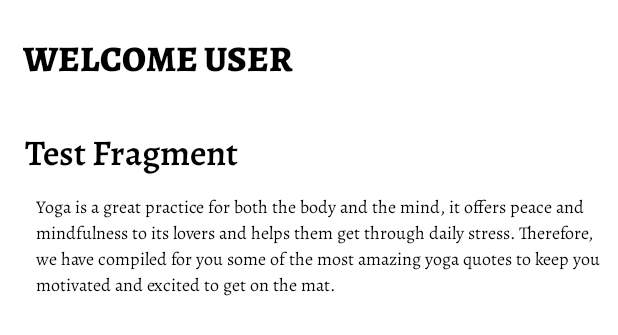
After one commit to omkar273/DigiYoga, an Android app: the layout fragment_test.xml on its own in the app's theme, with its tools: preview values and no code run, on a phone screen of 412 x 824 dp. The commit adds this screen. Shown: the top 335 px of the screen. Run offline under Robolectric (Android 15) with nearby library versions, the phone set to English and light mode, and no system bars.

Commit message:
added test fragment
Signed-off-by: omkar sonawane <omkarsonawane62@gmail.com>

```diff
--- a/app/src/main/java/desno/hackathon/omkar/digiyoga/ProfileFragment.java
+++ b/app/src/main/java/desno/hackathon/omkar/digiyoga/ProfileFragment.java
@@ -35,6 +35,12 @@ public class ProfileFragment extends Fragment {
         // Inflate the layout for this fragment
         View view = inflater.inflate(R.layout.fragment_profile, container, false);
 
+        profile_image = view.findViewById(R.id.profile_image);
+        user_display_name = view.findViewById(R.id.user_display_name);
+        user_mobile_number = view.findViewById(R.id.user_mobile_number);
+        user_email_id = view.findViewById(R.id.user_email_id);
+        user_dob = view.findViewById(R.id.user_dob);
+
         return view;
     }
 
--- /dev/null
+++ b/app/src/main/res/layout/fragment_test.xml
@@ -0,0 +1,113 @@
+<?xml version="1.0" encoding="utf-8"?>
+<androidx.constraintlayout.widget.ConstraintLayout xmlns:android="http://schemas.android.com/apk/res/android"
+    xmlns:app="http://schemas.android.com/apk/res-auto"
+    xmlns:tools="http://schemas.android.com/tools"
+    android:layout_width="match_parent"
+    android:layout_height="match_parent"
+    tools:context=".TestFragment">
+
+    <androidx.constraintlayout.widget.ConstraintLayout
+        android:id="@+id/constraintLayout"
+        android:layout_width="match_parent"
+        android:layout_height="match_parent"
+        android:layout_marginBottom="@dimen/_56sdp"
+        app:layout_constraintEnd_toEndOf="parent"
+        app:layout_constraintStart_toStartOf="parent"
+        app:layout_constraintTop_toTopOf="parent">
+
+        <TextView
+            android:id="@+id/greeting_text"
+            android:layout_width="match_parent"
+            android:layout_height="wrap_content"
+            android:layout_alignParentLeft="true"
+            android:layout_alignParentTop="true"
+            android:layout_marginStart="15dp"
+            android:layout_marginTop="23dp"
+            android:layout_marginBottom="4dp"
+            android:fontFamily="@font/alegreya_extrabold"
+            android:gravity="clip_vertical|start|top"
+            android:lineSpacingExtra="1sp"
+            android:text="WELCOME USER"
+            android:textColor="#000000"
+            android:textSize="24sp"
+            android:translationY="-0.48sp"
+            app:layout_constraintBottom_toTopOf="@+id/scrollView3"
+            app:layout_constraintEnd_toEndOf="parent"
+            app:layout_constraintHorizontal_bias="0.0"
+            app:layout_constraintStart_toStartOf="parent"
+            app:layout_constraintTop_toTopOf="parent" />
+
+        <ScrollView
+            android:id="@+id/scrollView3"
+            android:layout_width="match_parent"
+            android:layout_height="0dp"
+            android:layout_marginStart="1dp"
+            android:layout_marginTop="@dimen/_25sdp"
+            android:layout_marginEnd="1dp"
+            android:layout_marginBottom="1dp"
+            app:layout_constraintBottom_toBottomOf="parent"
+            app:layout_constraintEnd_toEndOf="parent"
+            app:layout_constraintStart_toStartOf="parent"
+            app:layout_constraintTop_toBottomOf="@+id/greeting_text">
+
+            <LinearLayout
+                android:layout_width="match_parent"
+                android:layout_height="0dp"
+                android:orientation="vertical">
+
+                <TextView
+
+                    android:layout_width="match_parent"
+                    android:layout_height="wrap_content"
+                    android:layout_alignParentLeft="true"
+                    android:layout_alignParentTop="true"
+                    android:layout_marginStart="15dp"
+                    android:layout_marginBottom="4dp"
+                    android:fontFamily="@font/alegreya_semibold"
+                    android:gravity="clip_vertical|start|top"
+                    android:lineSpacingExtra="1sp"
+                    android:text="Test Fragment"
+                    android:textColor="#000000"
+                    android:textSize="24sp"
+                    android:translationY="-0.48sp"
+                    app:layout_constraintBottom_toTopOf="@+id/scrollView3"
+                    app:layout_constraintEnd_toEndOf="parent"
+                    app:layout_constraintHorizontal_bias="0.0"
+                    app:layout_constraintStart_toStartOf="parent"
+                    app:layout_constraintTop_toTopOf="parent" />
+
+                <TextView
+                    android:id="@+id/yoga_quote"
+                    android:layout_width="match_parent"
+                    android:layout_height="wrap_content"
+                    android:layout_alignParentLeft="true"
+                    android:layout_alignParentTop="true"
+                    android:layout_marginStart="15dp"
+                    android:layout_marginBottom="4dp"
+                    android:fontFamily="@font/alegreya_regular"
+                    android:gravity="clip_vertical|start|top"
+                    android:lineSpacingExtra="1sp"
+                    android:padding="@dimen/_7sdp"
+                    android:text="@string/welcome_text_description"
+                    android:textColor="#000000"
+                    android:textSize="@dimen/_12sdp"
+                    android:translationY="-0.48sp"
+                    app:layout_constraintBottom_toTopOf="@+id/scrollView3"
+                    app:layout_constraintEnd_toEndOf="parent"
+                    app:layout_constraintHorizontal_bias="0.0"
+                    app:layout_constraintStart_toStartOf="parent"
+                    app:layout_constraintTop_toTopOf="parent" />
+
+                <androidx.recyclerview.widget.RecyclerView
+                    android:id="@+id/yoga_workout_recyclerview"
+                    android:layout_width="match_parent"
+                    android:layout_height="wrap_content"
+                    android:layout_margin="@dimen/_7sdp" />
+
+            </LinearLayout>
+        </ScrollView>
+
+    </androidx.constraintlayout.widget.ConstraintLayout>
+
+
+</androidx.constraintlayout.widget.ConstraintLayout>
```
Also changed, not shown: app/src/main/java/desno/hackathon/omkar/digiyoga/HomePageActivity.java (+3 -33 lines), app/src/main/java/desno/hackathon/omkar/digiyoga/TestFragment.java (added, +96 -0 lines).
